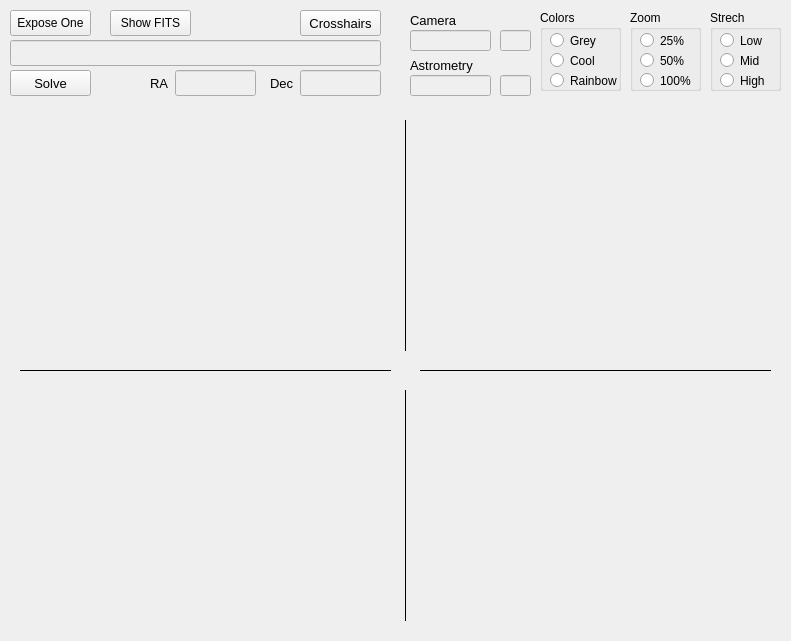
Above: mountwizzard/gui/image_dialog_ui.ui from sayitfast/MountWizzard3 before the change. Below: the same form after it.
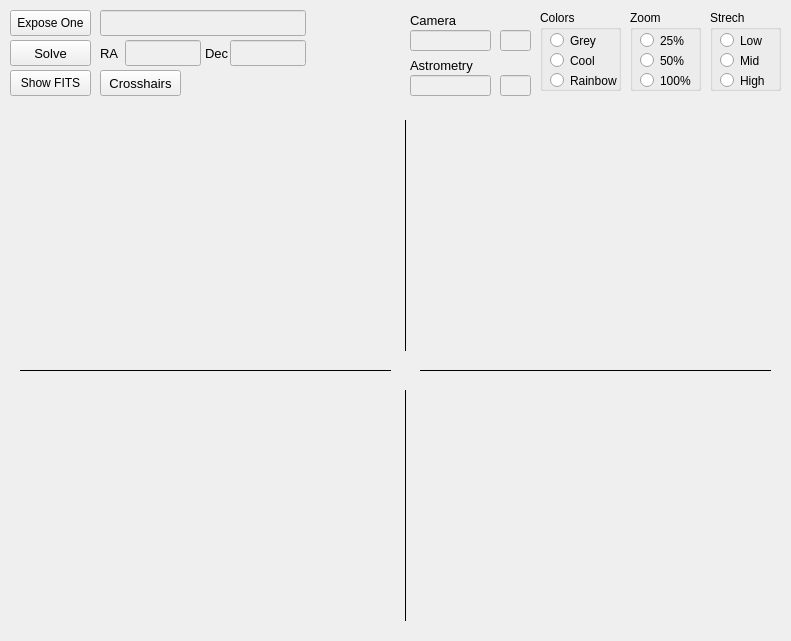
That is the form after the change.

Diff of the .ui file:
```diff
--- a/mountwizzard/gui/image_dialog_ui.ui
+++ b/mountwizzard/gui/image_dialog_ui.ui
@@ -50,8 +50,8 @@
   <widget class="QPushButton" name="btn_crosshair">
    <property name="geometry">
     <rect>
-     <x>300</x>
-     <y>10</y>
+     <x>100</x>
+     <y>70</y>
      <width>81</width>
      <height>26</height>
     </rect>
@@ -173,7 +173,7 @@
    <property name="geometry">
     <rect>
      <x>10</x>
-     <y>70</y>
+     <y>40</y>
      <width>81</width>
      <height>26</height>
     </rect>
@@ -506,9 +506,9 @@
    </property>
    <property name="geometry">
     <rect>
-     <x>10</x>
-     <y>40</y>
-     <width>371</width>
+     <x>100</x>
+     <y>10</y>
+     <width>206</width>
      <height>26</height>
     </rect>
    </property>
@@ -548,9 +548,9 @@
    </property>
    <property name="geometry">
     <rect>
-     <x>175</x>
-     <y>70</y>
-     <width>81</width>
+     <x>125</x>
+     <y>40</y>
+     <width>76</width>
      <height>26</height>
     </rect>
    </property>
@@ -589,9 +589,9 @@
    </property>
    <property name="geometry">
     <rect>
-     <x>300</x>
-     <y>70</y>
-     <width>81</width>
+     <x>230</x>
+     <y>40</y>
+     <width>76</width>
      <height>26</height>
     </rect>
    </property>
@@ -628,8 +628,8 @@
   <widget class="QPushButton" name="btn_loadFits">
    <property name="geometry">
     <rect>
-     <x>110</x>
-     <y>10</y>
+     <x>10</x>
+     <y>70</y>
      <width>81</width>
      <height>26</height>
     </rect>
@@ -644,8 +644,8 @@
   <widget class="QLabel" name="label_85">
    <property name="geometry">
     <rect>
-     <x>150</x>
-     <y>70</y>
+     <x>100</x>
+     <y>40</y>
      <width>26</width>
      <height>26</height>
     </rect>
@@ -662,8 +662,8 @@
   <widget class="QLabel" name="label_86">
    <property name="geometry">
     <rect>
-     <x>270</x>
-     <y>70</y>
+     <x>205</x>
+     <y>40</y>
      <width>26</width>
      <height>26</height>
     </rect>
```
